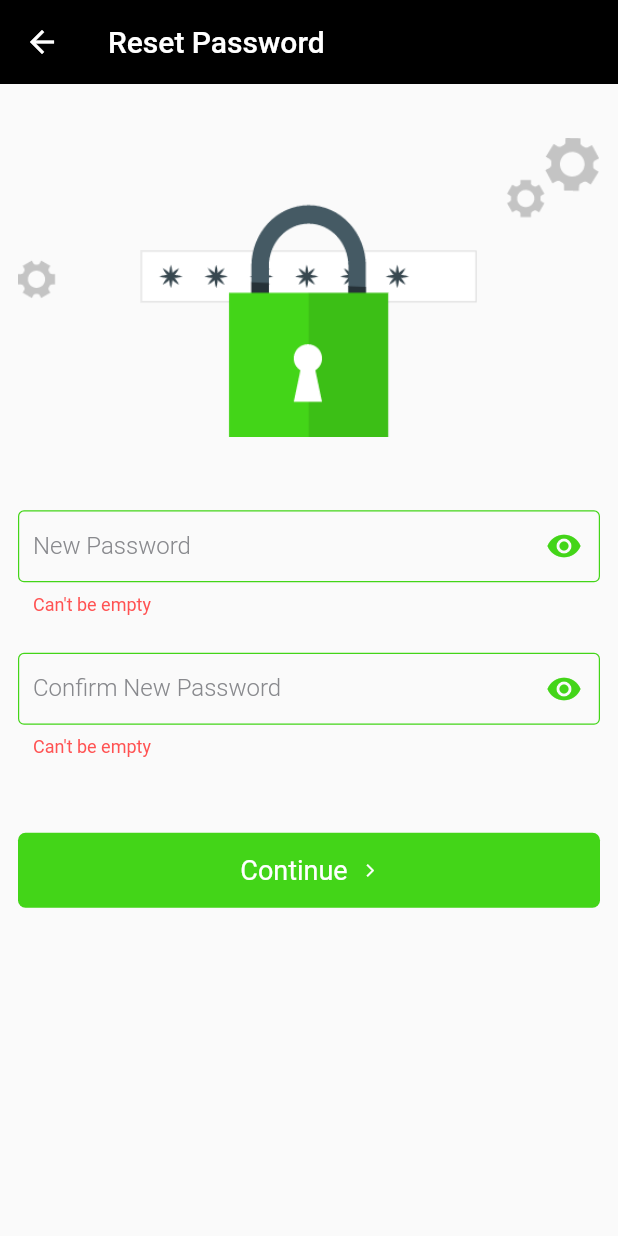
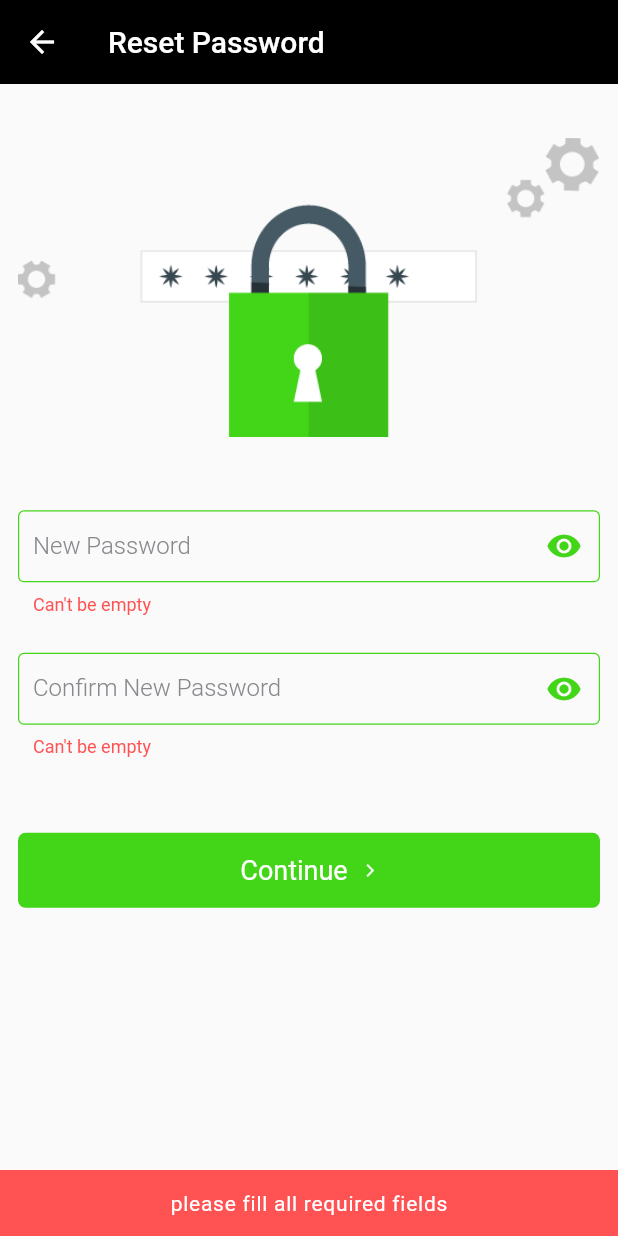
Before and after one commit to Haileman11/lastmile_delivery, a Flutter app: the ResetPasswordPageView screen opened by its route, after a tap on "Continue", on a phone screen of 412 x 824 dp. Run offline on Flutter 3.47's test engine with Material 2 defaults, Android fonts, the phone set to English and light mode, and no system bars; our stand-ins replace bloc, country_code_picker, dartz, dio, dotted_line, equatable and 15 more; missing offline and left inert: flutter_background_service, flutter_polyline_points, geolocator_platform_interface; accounts and stored records are empty; network calls fail; Roboto replaces fonts that are missing (Raleway).

Commit message:
<feat>: DN-378 finished implementation and passed tests - added reset password bloc - wrapped reset password page with listener for updating according to changes >>>>>>>>>>>>>>>>>>>>> BREAKING CHANGE <<<<<<<<<<<<<<<<<<<<<<<<<<<<< - An email attribute has been added to driver model which affects the hive model. YOU HAVE TO UNINSTALL ANY PREVIOUS BUILDS BEFORE RUNNING THIS VERSION.

```diff
--- a/lib/main.dart
+++ b/lib/main.dart
@@ -28,6 +28,7 @@ import 'package:lastmile_mobile/src/presentation/views/registration_page/bloc/bl
 import 'package:lastmile_mobile/src/presentation/views/registration_page/bloc/blocs/register/register_bloc.dart';
 import 'package:lastmile_mobile/src/presentation/views/registration_page/bloc/blocs/verify_phone/verify_phone_bloc.dart';
 import 'package:lastmile_mobile/src/presentation/views/registration_page/registration_page_view.dart';
+import 'package:lastmile_mobile/src/presentation/views/reset_password_page/blocs/reset_password/reset_password_bloc.dart';
 import 'package:lastmile_mobile/src/presentation/views/reset_password_page/blocs/send_reset_link/send_reset_link_bloc.dart';
 import 'package:lastmile_mobile/src/presentation/views/reset_password_page/reset_password_page.dart';
 import 'package:lastmile_mobile/src/presentation/views/reset_password_page/widgets/send_reset_link_view.dart';
@@ -124,7 +125,10 @@ class LastMile extends StatelessWidget {
             AppRoutes.menuPageRoute: (context) => const MenuPage(),
             AppRoutes.profilePageRoute: (context) => const ProfilePageView(),
             AppRoutes.resetPasswordPageRoute: (context) =>
-                const ResetPasswordPageView(),
+                BlocProvider<ResetPasswordBloc>(
+                  create: (context) => injector(),
+                  child: const ResetPasswordPageView(),
+                ),
             AppRoutes.sendResetLinkPageRoute: (context) {
               final driverId = injector<DriverModel>().id;
               return BlocProvider<SendResetLinkBloc>(
--- a/lib/src/injector.dart
+++ b/lib/src/injector.dart
@@ -24,6 +24,7 @@ import 'package:lastmile_mobile/src/presentation/views/login_page/blocs/login/lo
 import 'package:lastmile_mobile/src/presentation/views/registration_page/bloc/blocs/image_upload/image_upload_bloc.dart';
 import 'package:lastmile_mobile/src/presentation/views/registration_page/bloc/blocs/register/register_bloc.dart';
 import 'package:lastmile_mobile/src/presentation/views/registration_page/bloc/blocs/verify_phone/verify_phone_bloc.dart';
+import 'package:lastmile_mobile/src/presentation/views/reset_password_page/blocs/reset_password/reset_password_bloc.dart';
 import 'package:lastmile_mobile/src/presentation/views/reset_password_page/blocs/send_reset_link/send_reset_link_bloc.dart';
 import 'package:socket_io_client/socket_io_client.dart';
 
@@ -88,5 +89,6 @@ Future<void> initializeDependencies() async {
     ..registerFactory<VerifyPhoneBloc>(() => VerifyPhoneBloc(injector()))
     ..registerFactory<LoginBloc>(() => LoginBloc(injector()))
     ..registerFactory<ChangePasswordBloc>(() => ChangePasswordBloc(injector()))
-    ..registerFactory<SendResetLinkBloc>(() => SendResetLinkBloc(injector()));
+    ..registerFactory<SendResetLinkBloc>(() => SendResetLinkBloc(injector()))
+    ..registerFactory<ResetPasswordBloc>(() => ResetPasswordBloc(injector()));
 }
--- /dev/null
+++ b/lib/src/presentation/views/reset_password_page/blocs/reset_password/reset_password_bloc.dart
@@ -0,0 +1,20 @@
+import 'package:bloc/bloc.dart';
+import 'package:equatable/equatable.dart';
+import 'package:lastmile_mobile/src/domain/repositories/auth_repository.dart';
+
+part 'reset_password_event.dart';
+part 'reset_password_state.dart';
+
+class ResetPasswordBloc extends Bloc<ResetPasswordEvent, ResetPasswordState> {
+  final AuthRepository _authRepository;
+
+  ResetPasswordBloc(this._authRepository)
+      : super(const ResetPasswordInitial()) {
+    on<ResetPassword>((event, emit) async {
+      emit(const ResetPasswordLoading());
+      final result = await _authRepository.resetPassword(event.newPassword);
+      result.fold((l) => emit(const ResetPasswordError('Something went wrong')),
+          (r) => emit(const ResetPasswordDone()));
+    });
+  }
+}
--- /dev/null
+++ b/lib/src/presentation/views/reset_password_page/blocs/reset_password/reset_password_event.dart
@@ -0,0 +1,12 @@
+part of 'reset_password_bloc.dart';
+
+abstract class ResetPasswordEvent extends Equatable {
+  const ResetPasswordEvent();
+  @override
+  List<Object> get props => [];
+}
+
+class ResetPassword extends ResetPasswordEvent {
+  final String newPassword;
+  const ResetPassword(this.newPassword);
+}
--- /dev/null
+++ b/lib/src/presentation/views/reset_password_page/blocs/reset_password/reset_password_state.dart
@@ -0,0 +1,24 @@
+part of 'reset_password_bloc.dart';
+
+abstract class ResetPasswordState extends Equatable {
+  const ResetPasswordState();
+  @override
+  List<Object> get props => [];
+}
+
+class ResetPasswordInitial extends ResetPasswordState {
+  const ResetPasswordInitial();
+}
+
+class ResetPasswordLoading extends ResetPasswordState {
+  const ResetPasswordLoading();
+}
+
+class ResetPasswordDone extends ResetPasswordState {
+  const ResetPasswordDone();
+}
+
+class ResetPasswordError extends ResetPasswordState {
+  final String errorMessage;
+  const ResetPasswordError(this.errorMessage);
+}
--- a/lib/src/presentation/views/reset_password_page/reset_password_page.dart
+++ b/lib/src/presentation/views/reset_password_page/reset_password_page.dart
@@ -1,8 +1,13 @@
 import 'package:flutter/material.dart';
+import 'package:flutter_bloc/flutter_bloc.dart';
+import 'package:lastmile_mobile/src/config/routes/app_routes.dart';
 import 'package:lastmile_mobile/src/config/themes/app_themes.dart';
 import 'package:lastmile_mobile/src/core/utils/helpers.dart';
+import 'package:lastmile_mobile/src/core/utils/navigations.dart';
+import 'package:lastmile_mobile/src/presentation/common/app_snack_bar.dart';
 import 'package:lastmile_mobile/src/presentation/common/app_text_field.dart';
 import 'package:lastmile_mobile/src/presentation/common/submit_button.dart';
+import 'package:lastmile_mobile/src/presentation/views/reset_password_page/blocs/reset_password/reset_password_bloc.dart';
 
 class ResetPasswordPageView extends StatefulWidget {
   const ResetPasswordPageView({Key? key}) : super(key: key);
@@ -19,7 +24,33 @@ class _ResetPasswordPageViewState extends State<ResetPasswordPageView> {
 
   @override
   Widget build(BuildContext context) {
-    return Scaffold(
+    return BlocListener<ResetPasswordBloc, ResetPasswordState>(
+      listener: (context, state) {
+        if (state is ResetPasswordError) {
+          ScaffoldMessenger.of(context).showSnackBar(
+            buildAppSnackBar(
+              bgColor: AppColors.errorRed,
+              txtColor: AppColors.white,
+              msg: 'Something went wrong, try again',
+              isFloating: false,
+            ),
+          );
+        }
+
+        if (state is ResetPasswordDone) {
+          NavigationService.instance.navigateNamedAndRemoveUntil(
+              AppRoutes.homePageRoute, AppRoutes.splashScreenRoute, context);
+          ScaffoldMessenger.of(context).showSnackBar(
+            buildAppSnackBar(
+              bgColor: AppColors.appBlack,
+              txtColor: AppColors.white,
+              msg: 'Password reset Successful',
+              isFloating: false,
+            ),
+          );
+        }
+      },
+      child: Scaffold(
         appBar: AppBar(
           elevation: 0.0,
           systemOverlayStyle: getStatusBarStyle().copyWith(
@@ -58,17 +89,57 @@ class _ResetPasswordPageViewState extends State<ResetPasswordPageView> {
                 ),
                 const SizedBox(height: 25.0),
                 AppTextField(
-                key: const Key('confirm_password_controller'),
+                  key: const Key('confirm_password_field'),
                   controller: confirmPasswordController,
                   labelText: 'Confirm New Password',
                   isPassword: true,
                 ),
                 const SizedBox(height: 50.0),
-              AppSubmitButton(
+                BlocBuilder<ResetPasswordBloc, ResetPasswordState>(
+                  builder: (context, state) {
+                    if (state is ResetPasswordLoading) {
+                      return AppSubmitButton(
                         onTap: () {},
+                        title: 'Resetting...',
+                        isLoading: true,
+                      );
+                    }
+
+                    return AppSubmitButton(
+                      key: const Key('RESET_PASSWORD'),
+                      onTap: () {
+                        if (newPasswordController.text.trim().isEmpty ||
+                            confirmPasswordController.text.trim().isEmpty) {
+                          ScaffoldMessenger.of(context).showSnackBar(
+                            buildAppSnackBar(
+                              bgColor: AppColors.errorRed,
+                              txtColor: AppColors.white,
+                              msg: 'please fill all required fields',
+                              isFloating: false,
+                            ),
+                          );
+                        } else if (newPasswordController.text.trim() !=
+                            confirmPasswordController.text.trim()) {
+                          ScaffoldMessenger.of(context).showSnackBar(
+                            buildAppSnackBar(
+                              bgColor: AppColors.errorRed,
+                              txtColor: AppColors.white,
+                              msg:
+                                  'confirmed password doesn\'t match new password',
+                              isFloating: false,
+                            ),
+                          );
+                        } else {
+                          BlocProvider.of<ResetPasswordBloc>(context).add(
+                              ResetPassword(newPasswordController.text.trim()));
+                        }
+                      },
                       title: 'Continue',
+                    );
+                  },
                 ),
               ],
+            ),
           ),
         ),
       ),
```
Also changed, not shown: 7 other files. Lines whose indentation alone changed are shown as unchanged.
